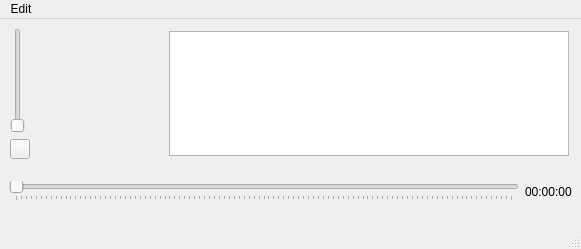
Qt form app/src/mainwindow.ui (ailchuk/uamp) before a commit.
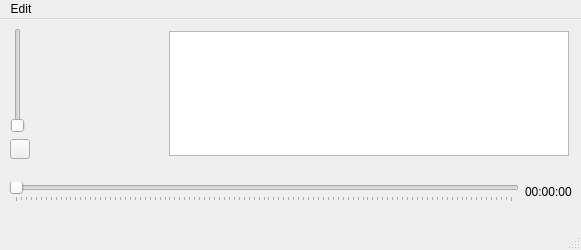
The same form after that commit. Icons and pictures are not drawn.

```diff
--- a/app/src/mainwindow.ui
+++ b/app/src/mainwindow.ui
@@ -7,9 +7,15 @@
     <x>0</x>
     <y>0</y>
     <width>581</width>
-    <height>249</height>
+    <height>250</height>
    </rect>
   </property>
+  <property name="minimumSize">
+   <size>
+    <width>580</width>
+    <height>250</height>
+   </size>
+  </property>
   <property name="windowTitle">
    <string>MainWindow</string>
   </property>
```
Left out of the diff: 8 changed lines with no effect on the pictures.
